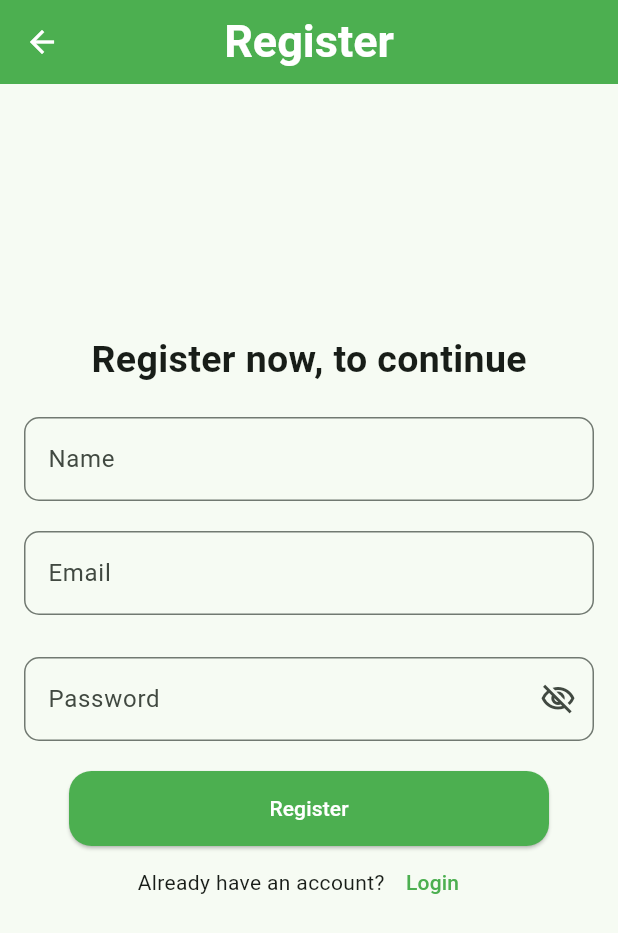
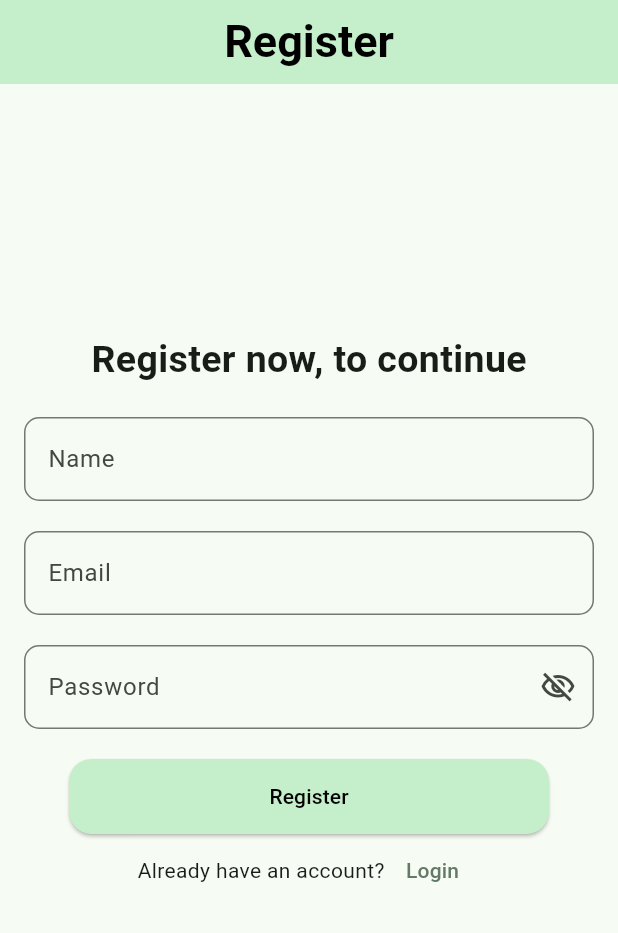
Before and after one commit to Doaa-Atef/Blogs_App_Firebase, a Flutter app: the screen it shows after launch, after a tap on "Login", after a tap on "Register", on a phone screen of 412 x 824 dp. Shown: the top 933 px of the screen. Run offline on Flutter 3.47's test engine with Material 3 defaults, Android fonts, the phone set to English and light mode, and no system bars; our stand-ins replace bloc, cloud_firestore, firebase_auth, firebase_core, firebase_storage, flutter_bloc and 2 more; accounts and stored records are empty; network calls fail.

Commit message:
add user screen data

```diff
--- a/lib/core/routes/routes.dart
+++ b/lib/core/routes/routes.dart
@@ -5,5 +5,6 @@ class Routes{
   static const String main ="/main";
   static const String home ="/home";
   static const String addBlog ="/addBlog";
+  static const String userData = "/userData";
 
 }
--- a/lib/core/routes/routes_services.dart
+++ b/lib/core/routes/routes_services.dart
@@ -9,6 +9,8 @@ import '../../features/add_blog/view/screens/add_blog_screen.dart';
 import '../../features/login/view/screen/login_screen.dart';
 import '../../features/register/view/screens/register_screen.dart';
 import '../../features/splash/view/screens/splash_screen.dart';
+import '../../features/user_data/view/screens/user_data_screen.dart';
+import '../../features/user_data/view_model/user_cubit.dart';
 
 
 class RoutesServices {
@@ -41,6 +43,13 @@ class RoutesServices {
         return MaterialPageRoute(builder: (context) {
           return AddBlogScreen();
         });
+      case Routes.userData:
+        return MaterialPageRoute(builder: (context) {
+          return BlocProvider(
+            create: (context) => UserCubit()..getUserData(),
+            child: UserDataScreen(),
+          );
+        });
       default:
         return MaterialPageRoute(builder: (context) {
           return Scaffold(
--- a/lib/features/home/view_model/home_cubit.dart
+++ b/lib/features/home/view_model/home_cubit.dart
@@ -42,6 +42,7 @@ class HomeCubit extends Cubit<HomeState> {
       emit(DeleteBlogSuccess());
     } on FirebaseException catch (e) {
       emit(DeleteBlogFailure(e.toString()));
+
     }
   }
 }
--- a/lib/features/login/view/screen/login_screen.dart
+++ b/lib/features/login/view/screen/login_screen.dart
@@ -1,4 +1,5 @@
 import 'package:firebase_auth/firebase_auth.dart';
+import 'package:firebase_cli/core/styles/app_colors.dart';
 import 'package:flutter/material.dart';
 import 'package:flutter_bloc/flutter_bloc.dart';
 import '../../../../core/routes/routes.dart';
@@ -15,8 +16,6 @@ class _LoginScreenState extends State<LoginScreen> {
   final _formKey = GlobalKey<FormState>();
   bool _obscurePassword = true;
 
-  // FirebaseAuth auth = FirebaseAuth.instance;
-
   @override
   Widget build(BuildContext context) {
     return  BlocProvider(
@@ -31,12 +30,12 @@ class _LoginScreenState extends State<LoginScreen> {
   },
   child: Scaffold(
         appBar: AppBar(
-          backgroundColor: Colors.green,
+          backgroundColor: AppColors.primaryColor,
           centerTitle: true,
           title: Text("Login",style: TextStyle(
               fontSize: 30,
               fontWeight: FontWeight.bold,
-          color: Colors.white
+          color: Colors.black
           ),
 
           ),
@@ -108,7 +107,7 @@ class _LoginScreenState extends State<LoginScreen> {
                     alignment: Alignment.centerRight,
                     child: TextButton(onPressed: () {},
                       child: Text("Forget Password?", style:
-                      TextStyle(color: Colors.green),
+                      TextStyle(color: AppColors.secondaryColor),
                       ),
                     ),
                   ),
@@ -129,11 +128,11 @@ class _LoginScreenState extends State<LoginScreen> {
                             ),
                             shape: WidgetStatePropertyAll(RoundedRectangleBorder(
                                 borderRadius: BorderRadius.circular(15))),
-                            backgroundColor: MaterialStatePropertyAll(Colors.green),
+                            backgroundColor: MaterialStatePropertyAll(AppColors.primaryColor),
                           ),
                           child: Text(
                             "Login",
-                            style: TextStyle(color: Colors.white),
+                            style: TextStyle(color: Colors.black),
                           ),
                         ),
                       );
@@ -152,7 +151,7 @@ class _LoginScreenState extends State<LoginScreen> {
                           },
                           child: Text(
                             "Register",
-                            style: TextStyle(color: Colors.green),
+                            style: TextStyle(color: AppColors.secondaryColor),
                           )
                       )
                     ],
--- a/lib/features/register/view/screens/register_screen.dart
+++ b/lib/features/register/view/screens/register_screen.dart
@@ -1,3 +1,4 @@
+import 'package:firebase_cli/core/styles/app_colors.dart';
 import 'package:flutter/material.dart';
 import 'package:flutter_bloc/flutter_bloc.dart';
 
@@ -16,7 +17,6 @@ class _RegisterScreenState extends State<RegisterScreen> {
   final _formKey = GlobalKey<FormState>();
   final usernameController = TextEditingController();
   final emailController = TextEditingController();
-  // final phoneController = TextEditingController();
   final passwordController = TextEditingController();
 
   bool _obscurePassword = true;
@@ -27,13 +27,13 @@ class _RegisterScreenState extends State<RegisterScreen> {
       create: (context) => RegisterCubit(),
       child: Scaffold(
         appBar: AppBar(
-          iconTheme: IconThemeData(color: Colors.white),
-        backgroundColor: Colors.green,
+          iconTheme: IconThemeData(color: AppColors.primaryColor),
+        backgroundColor: AppColors.primaryColor,
         centerTitle: true,
         title: Text("Register",style: TextStyle(
             fontSize: 30,
             fontWeight: FontWeight.bold,
-            color: Colors.white
+            color: Colors.black
         ),
 
         ),
@@ -43,7 +43,7 @@ class _RegisterScreenState extends State<RegisterScreen> {
             if (state is RegisterSuccessState) {
               ScaffoldMessenger.of(context).showSnackBar(SnackBar(
                   content: Text("Account created successfully"),
-                  backgroundColor: Colors.green));
+                  backgroundColor: AppColors.primaryColor));
               Navigator.pop(context);
             } else if (state is RegisterErrorState) {
               ScaffoldMessenger.of(context).showSnackBar(
@@ -93,25 +93,6 @@ class _RegisterScreenState extends State<RegisterScreen> {
                       ),
                     ),
                     SizedBox(height: 20,),
-                    // TextFormField(
-                    //   maxLength: 11,
-                    //   controller: phoneController,
-                    //     validator: (v) {
-                    //       if (v!.isEmpty) {
-                    //         return "Please enter phone number";
-                    //       }else if (v.length !=11){
-                    //         return "phone number must be 11 numbers";
-                    //       }
-                    //       return null;
-                    //     },
-                    //   decoration: InputDecoration(
-                    //     hintText: "Phone",
-                    //     border: OutlineInputBorder(
-                    //       borderRadius: BorderRadius.circular(10),
-                    //     ),
-                    //   ),
-                    // ),
-                    SizedBox(height: 8),
                     TextFormField(
                       // validator: (v) {
                       //   if (v!.isEmpty) {
@@ -165,10 +146,10 @@ class _RegisterScreenState extends State<RegisterScreen> {
                                     borderRadius: BorderRadius.circular(15),
                                   ),
                                 ),
-                                backgroundColor: WidgetStatePropertyAll(Colors.green),
+                                backgroundColor: WidgetStatePropertyAll(AppColors.primaryColor),
                               ),
 
-                              child: Text("Register",style: TextStyle(color: Colors.white),),
+                              child: Text("Register",style: TextStyle(color: Colors.black),),
                                                        ),
                            );
 
@@ -181,7 +162,7 @@ class _RegisterScreenState extends State<RegisterScreen> {
                         Text("Already have an account?"),
                         TextButton(onPressed: (){
                           Navigator.pushNamed(context, Routes.login);
-                        }, child: Text("Login",style: TextStyle(color: Colors.green)),
+                        }, child: Text("Login",style: TextStyle(color: AppColors.secondaryColor)),
                         )],
                     )
                   ],
--- a/lib/features/splash/view/screens/splash_screen.dart
+++ b/lib/features/splash/view/screens/splash_screen.dart
@@ -1,6 +1,7 @@
 
 import 'dart:async';
 import 'package:firebase_cli/core/caches/shared_prefs.dart';
+import 'package:flutter/foundation.dart';
 import 'package:flutter/material.dart';
 import '../../../../core/caches/prefs_keys.dart';
 import '../../../../core/routes/routes.dart';
@@ -64,11 +65,13 @@ class _SplashScreenState extends State<SplashScreen> with TickerProviderStateMix
 
   checkLoginStatus() async {
     final String userId = AppSharedPrefs.getString(key: SharedPrefsKeys.userId);
-    print("email === ${SharedPrefsKeys.userId.name}");
+    if (kDebugMode) {
+      print("email === ${SharedPrefsKeys.userId.name}");
+    }
     if (userId.isNotEmpty){
-      Navigator.pushReplacementNamed(context, Routes.home);
+      Navigator.pushNamed(context, Routes.home);
     }else{
-       Navigator.pushReplacementNamed(context, Routes.login);
+       Navigator.pushNamed(context, Routes.login);
 
     }
   }
@@ -82,7 +85,7 @@ class _SplashScreenState extends State<SplashScreen> with TickerProviderStateMix
 
   @override
   Widget build(BuildContext context) {
-    List<String> letters = "Notes APP".split("");
+    List<String> letters = "Notes App".split("");
 
     return Scaffold(
       backgroundColor: AppColors.secondaryColor,
--- /dev/null
+++ b/lib/features/user_data/view_model/user_cubit.dart
@@ -0,0 +1,38 @@
+import 'package:bloc/bloc.dart';
+import 'package:cloud_firestore/cloud_firestore.dart';
+import 'package:firebase_auth/firebase_auth.dart';
+import 'package:meta/meta.dart';
+
+import '../model/user_data_model.dart';
+
+part 'user_state.dart';
+
+class UserCubit extends Cubit<UserState> {
+  UserCubit() : super(UserInitial());
+
+  final FirebaseFirestore _firestore = FirebaseFirestore.instance;
+  final FirebaseAuth _auth = FirebaseAuth.instance;
+
+  UserModel? userModel;
+
+  void getUserData() async {
+    emit(UserLoading());
+
+    try {
+      final uid = FirebaseAuth.instance.currentUser!.uid;
+      final doc = await FirebaseFirestore.instance.collection('users').doc(uid).get();
+
+      if (doc.exists) {
+        emit(UserSuccess(
+          userId: uid,
+          username: doc['username'],
+          email: doc['email'],
+        ));
+      } else {
+        emit(UserError("User data not found."));
+      }
+    } catch (e) {
+      emit(UserError(e.toString()));
+    }
+  }
+}
```
Also changed, not shown: lib/features/home/view/screens/home_screen.dart (+15 -0 lines), lib/features/home/view/widgets/blog_item.dart (+25 -11 lines), lib/features/home/view/widgets/home_app_bar.dart (+10 -0 lines), lib/features/login/view_model/login_cubit.dart (+7 -5 lines), lib/features/user_data/model/user_data_model.dart (added, +22 -0 lines), lib/features/user_data/view/screens/user_data_screen.dart (added, +75 -0 lines), lib/features/user_data/view_model/user_state.dart (added, +24 -0 lines).
